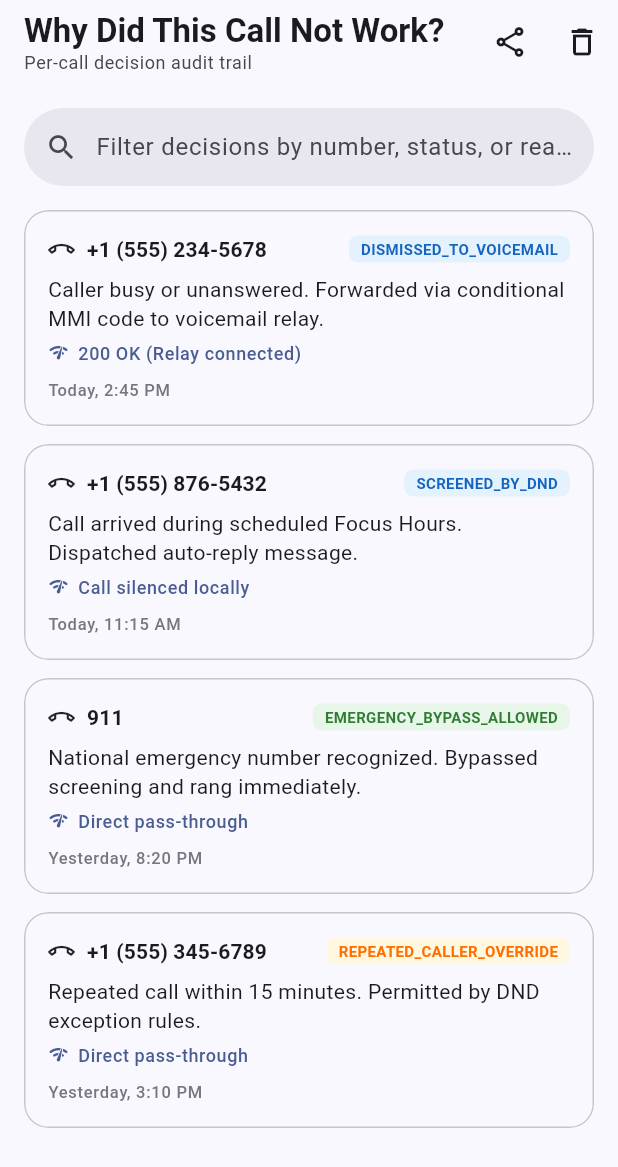
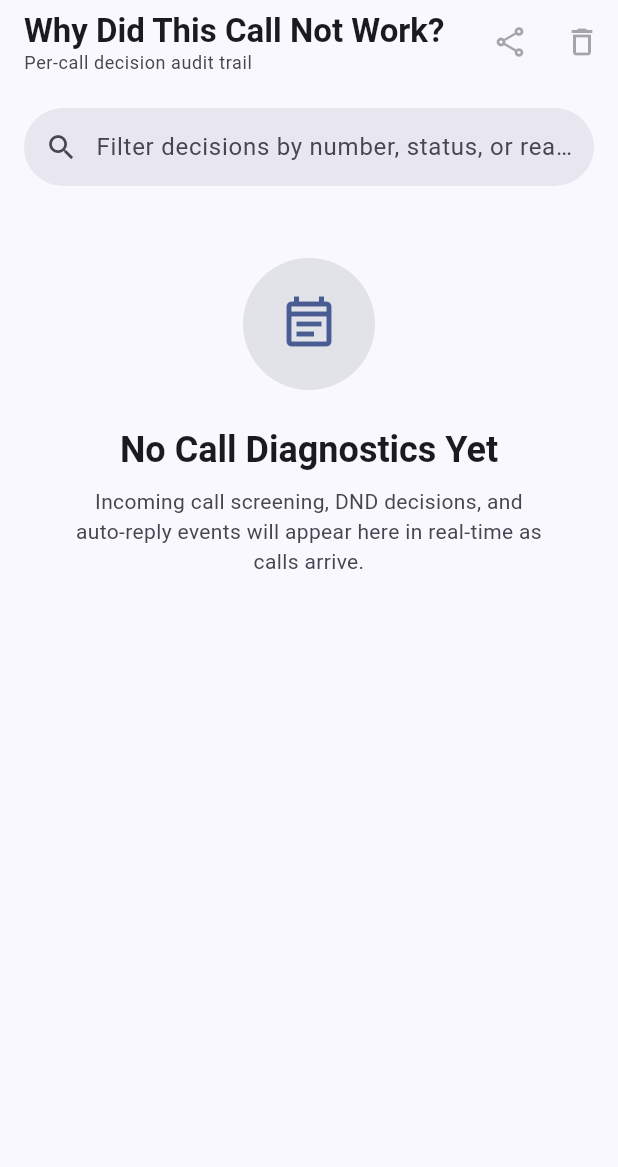
Before and after one commit to dani-s-h007/android-native-voicemail, a Flutter app: the CallDiagnosticsScreen screen opened by its route, on a phone screen of 412 x 824 dp. Shown: the top 1167 px of the screen. Run offline on Flutter 3.47's test engine with Material 3 defaults, Android fonts, the phone set to English and light mode, and no system bars; drawn by our look-alikes of dynamic_color; our stand-ins replace flutter_contacts, flutter_riverpod, flutter_tts, go_router, in_app_review, package_info_plus and 4 more; accounts and stored records are empty.

Commit message:
fix(data): remove all auto-seeded demo data, clean database on startup, and build clean production APK

```diff
--- a/lib/core/reliability/reliability_service.dart
+++ b/lib/core/reliability/reliability_service.dart
@@ -93,39 +93,7 @@ class ReliabilityService {
     }
   }
 
-  static final List<Map<String, dynamic>> _mockDiagnosticLogs = [
-    {
-      'timestamp': 'Today, 2:45 PM',
-      'caller_number': '+1 (555) 234-5678',
-      'decision': 'DISMISSED_TO_VOICEMAIL',
-      'reason': 'Caller busy or unanswered. Forwarded via conditional MMI code to voicemail relay.',
-      'carrier_response': '200 OK (Relay connected)',
-    },
-    {
-      'timestamp': 'Today, 11:15 AM',
-      'caller_number': '+1 (555) 876-5432',
-      'decision': 'SCREENED_BY_DND',
-      'reason': 'Call arrived during scheduled Focus Hours. Dispatched auto-reply message.',
-      'carrier_response': 'Call silenced locally',
-    },
-    {
-      'timestamp': 'Yesterday, 8:20 PM',
-      'caller_number': '911',
-      'decision': 'EMERGENCY_BYPASS_ALLOWED',
-      'reason': 'National emergency number recognized. Bypassed screening and rang immediately.',
-      'carrier_response': 'Direct pass-through',
-    },
-    {
-      'timestamp': 'Yesterday, 3:10 PM',
-      'caller_number': '+1 (555) 345-6789',
-      'decision': 'REPEATED_CALLER_OVERRIDE',
-      'reason': 'Repeated call within 15 minutes. Permitted by DND exception rules.',
-      'carrier_response': 'Direct pass-through',
-    },
-  ];
-
-  static List<Map<String, dynamic>> get mockDiagnosticLogs =>
-      List<Map<String, dynamic>>.from(_mockDiagnosticLogs);
+  static List<Map<String, dynamic>> get mockDiagnosticLogs => const [];
 
   static Future<List<Map<String, dynamic>>> getDiagnosticLogs({int limit = 50}) async {
     try {
@@ -134,7 +102,7 @@ class ReliabilityService {
         return res.map((e) => Map<String, dynamic>.from(e as Map)).toList();
       }
     } catch (_) {}
-    return List<Map<String, dynamic>>.from(_mockDiagnosticLogs);
+    return const [];
   }
 
   static Future<bool> clearDiagnosticLogs() async {
--- a/lib/data/repositories/fake_voicemail_repository.dart
+++ b/lib/data/repositories/fake_voicemail_repository.dart
@@ -4,46 +4,14 @@ import 'package:voicemail/data/mock/seed_voicemails.dart';
 import 'package:voicemail/domain/repositories/voicemail_repository.dart';
 import 'package:voicemail/features/voicemail/domain/voicemail.dart';
 
-/// In-memory mock voicemail repository for standalone preview, tests, and demo mode.
+/// In-memory voicemail repository for standalone preview, tests, and clean runtime.
 class FakeVoicemailRepository implements VoicemailRepository {
   final List<Voicemail> _items;
 
   FakeVoicemailRepository({List<Voicemail>? initialItems})
-      : _items = initialItems ??
-            [
-              Voicemail(
-                id: 'vm_001',
-                callerNumber: '+1 (555) 019-2834',
-                callerName: 'Alex Morgan',
-                audioLocalPath: 'audio/sample_001.m4a',
-                durationSeconds: 24,
-                createdAt: DateTime.now().subtract(const Duration(minutes: 15)),
-                isRead: false,
-                isStarred: false,
-                transcriptText:
-                    'Hello, this is Alex following up on the project proposal. Give me a call back when you get a chance.',
-                detectedLanguage: 'English',
-                transcriptionStatus: 'completed',
-                callHandlingMode: 'Automated Assistant',
-              ),
-              Voicemail(
-                id: 'vm_002',
-                callerNumber: '+1 (555) 012-7890',
-                callerName: 'Taylor Reed',
-                audioLocalPath: 'audio/sample_002.m4a',
-                durationSeconds: 18,
-                createdAt: DateTime.now().subtract(const Duration(hours: 3)),
-                isRead: true,
-                isStarred: true,
-                transcriptText:
-                    'Hi there, just wanted to check if you received the documentation sent earlier today.',
-                detectedLanguage: 'English',
-                transcriptionStatus: 'completed',
-                callHandlingMode: 'Auto-Declined',
-              ),
-            ];
+      : _items = initialItems != null ? List<Voicemail>.from(initialItems) : [];
 
-  /// Factory creating repository preloaded with 20 realistic multi-lingual voicemails
+  /// Factory creating repository preloaded with 20 realistic multi-lingual voicemails for testing
   factory FakeVoicemailRepository.withFullSeedData() =>
       FakeVoicemailRepository(initialItems: SeedVoicemails.items);
 
--- a/lib/features/diagnostics/presentation/screens/call_diagnostics_screen.dart
+++ b/lib/features/diagnostics/presentation/screens/call_diagnostics_screen.dart
@@ -8,21 +8,30 @@ import 'package:voicemail/design_system/components/components.dart';
 import 'package:voicemail/design_system/tokens/spacing_tokens.dart';
 
 class CallDiagnosticsScreen extends StatefulWidget {
-  const CallDiagnosticsScreen({super.key});
+  final List<Map<String, dynamic>>? initialLogs;
+
+  const CallDiagnosticsScreen({
+    super.key,
+    this.initialLogs,
+  });
 
   @override
   State<CallDiagnosticsScreen> createState() => _CallDiagnosticsScreenState();
 }
 
 class _CallDiagnosticsScreenState extends State<CallDiagnosticsScreen> {
-  List<Map<String, dynamic>> _logs = ReliabilityService.mockDiagnosticLogs;
+  List<Map<String, dynamic>> _logs = const [];
   bool _isLoading = false;
   String _filterQuery = '';
 
   @override
   void initState() {
     super.initState();
-    _refreshLogs();
+    if (widget.initialLogs != null) {
+      _logs = widget.initialLogs!;
+    } else {
+      _refreshLogs();
+    }
   }
 
   Future<void> _refreshLogs() async {
```
Also changed, not shown: lib/core/database/local_database.dart (+14 -13 lines), 4 other files.
